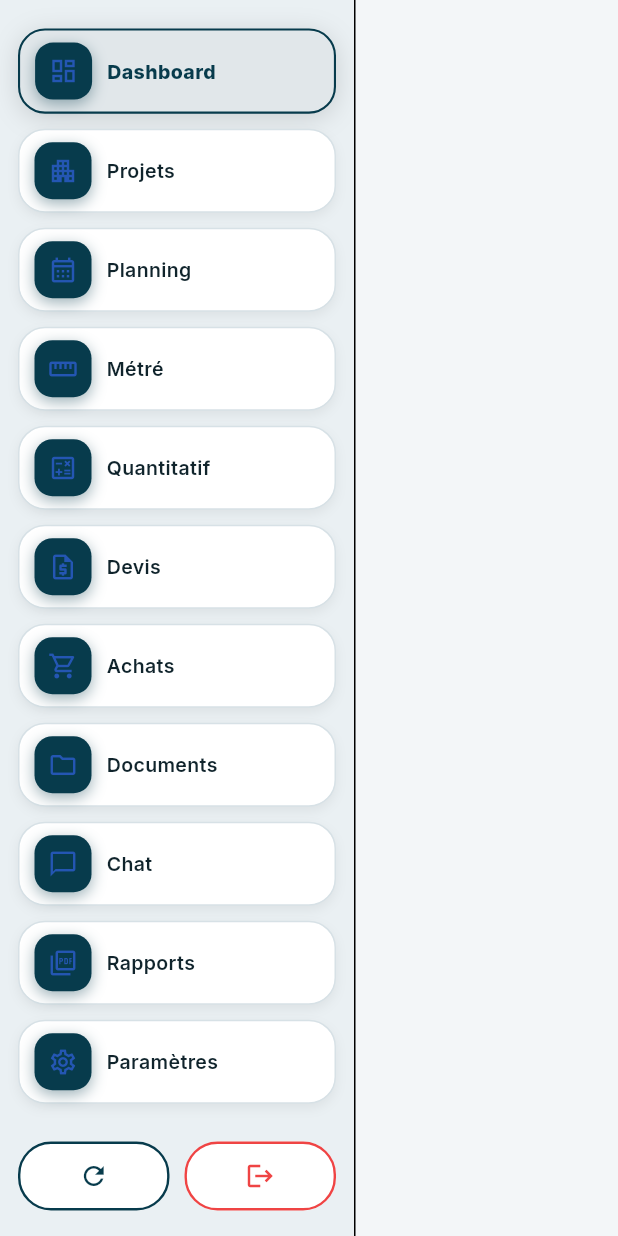
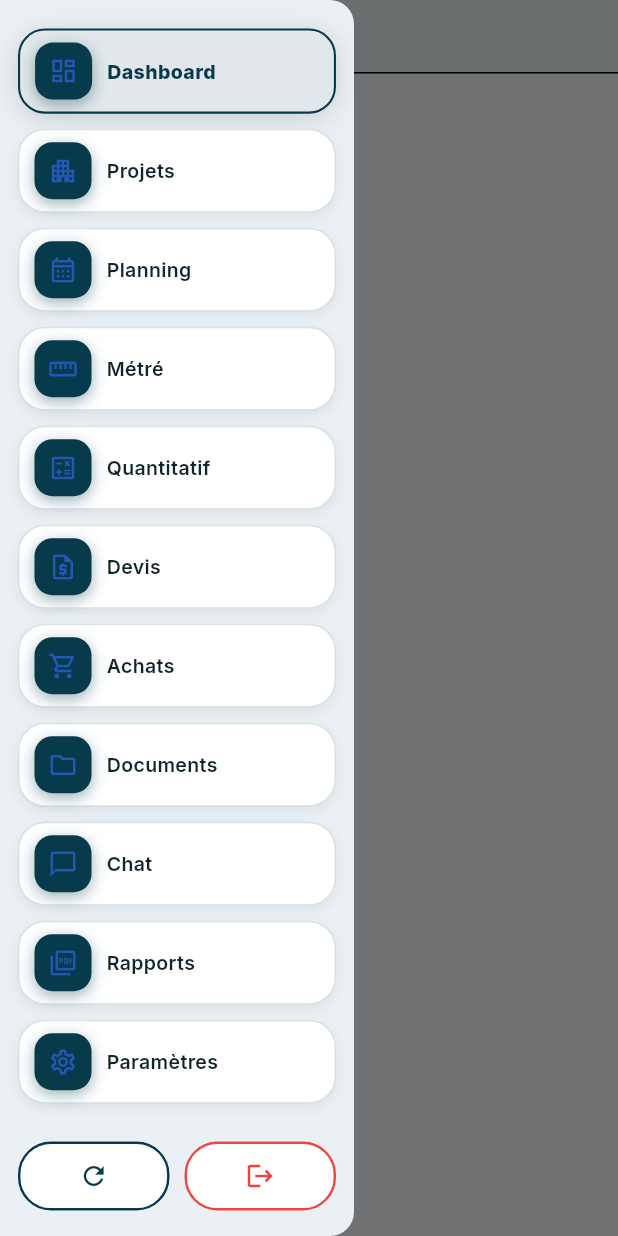
Before and after one commit to mdibuild/mdi_build, a Flutter app: the MainShellPage screen opened directly with empty values, with the side drawer open (before the commit the screen has no drawer), on a phone screen of 412 x 824 dp. Run offline on Flutter 3.47's test engine with Material 3 defaults, Android fonts, the phone set to English and light mode, and no system bars; our stand-ins replace audioplayers, equatable, file_picker, firebase_core, firebase_messaging, flutter_local_notifications and 8 more; missing offline and left inert: dart:html, excel, record; accounts and stored records are empty.

Commit message:
Make the nav rail collapse into a drawer on narrow screens
The 236px side rail was permanent regardless of screen width, so on a
phone it squeezed page content into a sliver a few dozen pixels wide
(text wrapping one letter per line). Below 760px it now becomes a
Drawer opened via a menu button, same content/styling, closed
automatically on navigation. Desktop/PC layout is unchanged.

Co-Authored-By: Claude Sonnet 5 <noreply@anthropic.com>

```diff
--- a/lib/shared/presentation/main_shell_page.dart
+++ b/lib/shared/presentation/main_shell_page.dart
@@ -62,11 +62,68 @@ class MainShellPage extends StatelessWidget {
     context.go('/login');
   }
 
+  static const _compactBreakpoint = 760.0;
+
   @override
   Widget build(BuildContext context) {
     final location = GoRouterState.of(context).uri.toString();
     final colors = context.palette;
     final selectedIndex = _currentIndex(location);
+
+    return LayoutBuilder(
+      builder: (context, constraints) {
+        final isCompact = constraints.maxWidth < _compactBreakpoint;
+
+        if (isCompact) {
+          return Scaffold(
+            drawer: Drawer(
+              width: 236,
+              backgroundColor: colors.surfaceAlt,
+              child: SafeArea(
+                child: _NavRailContent(
+                  colors: colors,
+                  selectedIndex: selectedIndex,
+                  onSelect: (path) {
+                    Navigator.of(context).pop();
+                    context.go(path);
+                  },
+                  onLogout: () => _confirmLogout(context),
+                ),
+              ),
+            ),
+            body: SafeArea(
+              bottom: false,
+              child: Column(
+                children: [
+                  Builder(
+                    builder: (context) => Container(
+                      color: colors.surfaceAlt,
+                      padding: const EdgeInsets.symmetric(horizontal: 4),
+                      child: Row(
+                        children: [
+                          IconButton(
+                            icon: Icon(Icons.menu, color: colors.petrol),
+                            tooltip: 'Menu',
+                            onPressed: () => Scaffold.of(context).openDrawer(),
+                          ),
+                          Text(
+                            items[selectedIndex].$3,
+                            style: TextStyle(
+                              fontWeight: FontWeight.w800,
+                              color: colors.petrol,
+                            ),
+                          ),
+                        ],
+                      ),
+                    ),
+                  ),
+                  const Divider(height: 1),
+                  Expanded(child: PremiumWatermarkBackground(child: child)),
+                ],
+              ),
+            ),
+          );
+        }
 
         return Scaffold(
           body: Row(
@@ -74,19 +131,51 @@ class MainShellPage extends StatelessWidget {
               Container(
                 width: 236,
                 color: colors.surfaceAlt,
-            child: Column(
+                child: _NavRailContent(
+                  colors: colors,
+                  selectedIndex: selectedIndex,
+                  onSelect: context.go,
+                  onLogout: () => _confirmLogout(context),
+                ),
+              ),
+              const VerticalDivider(width: 1),
+              Expanded(child: PremiumWatermarkBackground(child: child)),
+            ],
+          ),
+        );
+      },
+    );
+  }
+}
+
+class _NavRailContent extends StatelessWidget {
+  const _NavRailContent({
+    required this.colors,
+    required this.selectedIndex,
+    required this.onSelect,
+    required this.onLogout,
+  });
+
+  final AppPaletteColors colors;
+  final int selectedIndex;
+  final ValueChanged<String> onSelect;
+  final VoidCallback onLogout;
+
+  @override
+  Widget build(BuildContext context) {
+    return Column(
       children: [
         Expanded(
           child: SingleChildScrollView(
             padding: const EdgeInsets.symmetric(vertical: 14),
             child: Column(
               children: [
-                        for (var i = 0; i < items.length; i++)
+                for (var i = 0; i < MainShellPage.items.length; i++)
                   _RailItem(
-                            icon: items[i].$2,
-                            label: items[i].$3,
+                    icon: MainShellPage.items[i].$2,
+                    label: MainShellPage.items[i].$3,
                     selected: i == selectedIndex,
-                            onTap: () => context.go(items[i].$1),
+                    onTap: () => onSelect(MainShellPage.items[i].$1),
                   ),
               ],
             ),
@@ -117,7 +206,7 @@ class MainShellPage extends StatelessWidget {
                 child: Tooltip(
                   message: 'Déconnexion',
                   child: OutlinedButton(
-                            onPressed: () => _confirmLogout(context),
+                    onPressed: onLogout,
                     style: OutlinedButton.styleFrom(
                       foregroundColor: colors.danger,
                       backgroundColor: colors.surface,
@@ -133,12 +222,6 @@ class MainShellPage extends StatelessWidget {
           ),
         ),
       ],
-            ),
-          ),
-          const VerticalDivider(width: 1),
-          Expanded(child: PremiumWatermarkBackground(child: child)),
-        ],
-      ),
     );
   }
 }
```
Lines whose indentation alone changed are shown as unchanged.
